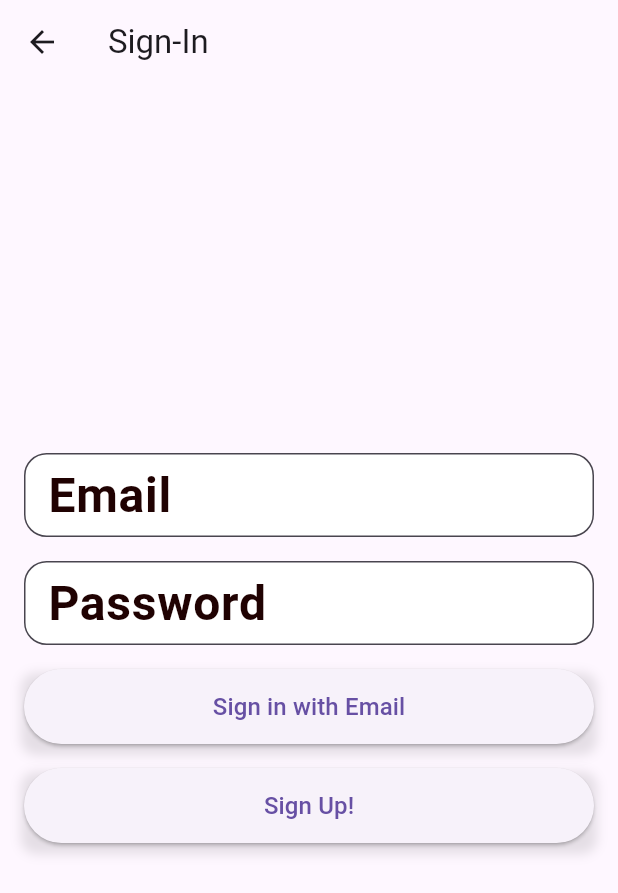
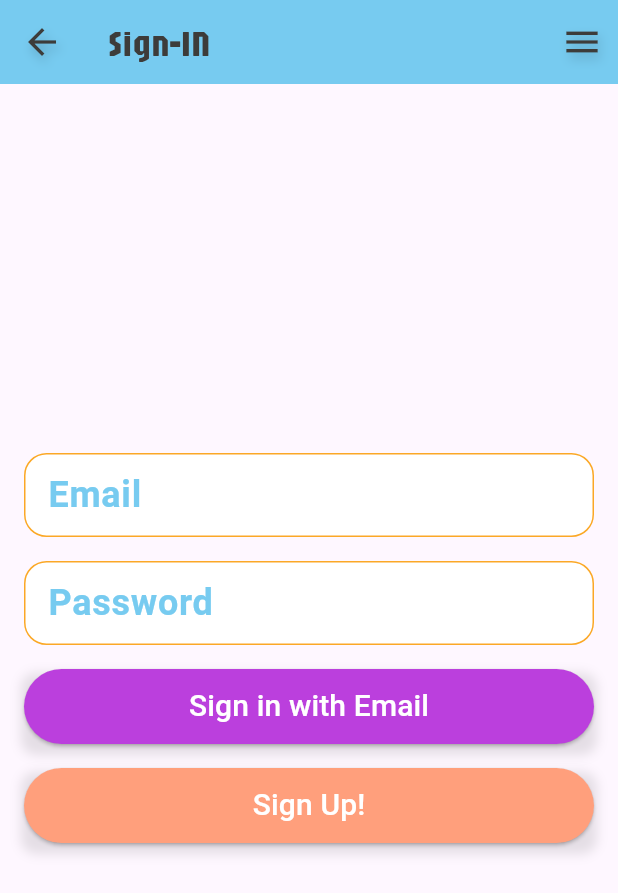
Before and after one commit to MichaelHiszpanski/business_manager, a Flutter app: the SignInScreen screen opened by its route, on a phone screen of 412 x 824 dp. Shown: the top 893 px of the screen. Run offline on Flutter 3.47's test engine with Material 3 defaults, Android fonts, the phone set to English and light mode, and no system bars; our stand-ins replace bloc, equatable, firebase_auth, firebase_core, flutter_bloc, flutter_colorpicker and 11 more; accounts and stored records are empty.

Commit message:
colors, radius, and Invoice Manager Screen n styling

```diff
--- a/lib/core/screens/sign_in_screen.dart
+++ b/lib/core/screens/sign_in_screen.dart
@@ -1,6 +1,8 @@
 import 'package:business_manager/core/main_utils/app_routes/app_routes.dart';
 import 'package:business_manager/core/main_utils/main_bloc/main_bloc.dart';
+import 'package:business_manager/core/theme/colors.dart';
 import 'package:business_manager/core/tools/constants.dart';
+import 'package:business_manager/core/widgets/custom_app_bar/custom_app_bar.dart';
 import 'package:business_manager/core/widgets/outlined_text_field/outlined_text_field.dart';
 import 'package:business_manager/main.dart';
 import 'package:flutter/foundation.dart';
@@ -65,7 +67,10 @@ class _SignInScreenState extends State<SignInScreen> {
   @override
   Widget build(BuildContext context) {
     return Scaffold(
-      appBar: AppBar(title: Text('Sign-In')),
+      appBar: CustomAppBar(
+        title: "Sign-IN",
+        onMenuPressed: () {},
+      ),
       body: Padding(
         padding: const EdgeInsets.all(Constants.padding16),
         child: Column(
@@ -74,13 +79,13 @@ class _SignInScreenState extends State<SignInScreen> {
             OutlinedTextField(
               labelText: "Email",
               hintText: "Enter Email",
-              inputvalue: _emailController,
+              inputValue: _emailController,
             ),
             const SizedBox(height: Constants.padding16),
             OutlinedTextField(
               labelText: "Password",
               hintText: "Enter Password",
-              inputvalue: _passwordController,
+              inputValue: _passwordController,
             ),
             const SizedBox(height: Constants.padding16),
             Container(
@@ -99,7 +104,16 @@ class _SignInScreenState extends State<SignInScreen> {
               ),
               child: ElevatedButton(
                 onPressed: () async => await _signInWithEmailAndPassword(),
-                child: const Text("Sign in with Email"),
+                style: ButtonStyle(
+                  backgroundColor: WidgetStateProperty.all(Pallete.gradient1),
+                ),
+                child: const Text(
+                  "Sign in with Email",
+                  style: TextStyle(
+                    color: Pallete.whiteColor,
+                    fontSize: 20,
+                  ),
+                ),
               ),
             ),
             const SizedBox(height: Constants.padding16),
@@ -107,7 +121,7 @@ class _SignInScreenState extends State<SignInScreen> {
               width: double.maxFinite,
               height: 50,
               decoration: BoxDecoration(
-                borderRadius: BorderRadius.circular(10),
+                borderRadius: BorderRadius.circular(Constants.radius10),
                 boxShadow: [
                   BoxShadow(
                     color: Colors.black.withOpacity(0.1),
@@ -119,7 +133,16 @@ class _SignInScreenState extends State<SignInScreen> {
               ),
               child: ElevatedButton(
                 onPressed: _launchURL,
-                child: const Text("Sign Up!"),
+                style: ButtonStyle(
+                  backgroundColor: WidgetStateProperty.all(Pallete.gradient3),
+                ),
+                child: const Text(
+                  "Sign Up!",
+                  style: TextStyle(
+                    color: Pallete.whiteColor,
+                    fontSize: 20,
+                  ),
+                ),
               ),
             ),
             const SizedBox(height: Constants.padding16),
--- a/lib/core/theme/colors.dart
+++ b/lib/core/theme/colors.dart
@@ -1,6 +1,6 @@
 import 'package:flutter/material.dart';
 
-class Pallete  {
+class Pallete {
   static const Color backgroundColor = Color.fromRGBO(24, 24, 32, 1);
   static const Color gradient1 = Color.fromRGBO(187, 63, 221, 1);
   static const Color gradient2 = Color.fromRGBO(251, 109, 169, 1);
@@ -11,5 +11,8 @@ class Pallete  {
   static const Color colorThree = Color.fromRGBO(221, 212, 188, 1);
   static const Color colorFour = Color.fromRGBO(248, 220, 11, 1);
   static const Color colorFive = Color.fromRGBO(251, 168, 39, 1);
+  static const Color colorSix = Color.fromRGBO(119, 203, 240, 1.0);
+  static const Color colorSeven = Color.fromRGBO(240, 165, 203, 1.0);
+
   static const Color whiteColor = Colors.white;
 }
--- a/lib/core/tools/constants.dart
+++ b/lib/core/tools/constants.dart
@@ -12,4 +12,13 @@ class Constants {
   static const padding24 = 24.0;
   static const padding32 = 32.0;
   static const padding42 = 42.0;
+
+  static const radius5 = 5.0;
+  static const radius10 = 10.0;
+  static const radius15 = 15.0;
+  static const radius20 = 20.0;
+  static const radius25 = 25.0;
+  static const radius30 = 30.0;
+  static const radius35 = 35.0;
+  static const radius40 = 40.0;
 }
--- a/lib/core/widgets/custom_app_bar/custom_app_bar.dart
+++ b/lib/core/widgets/custom_app_bar/custom_app_bar.dart
@@ -14,11 +14,11 @@ class CustomAppBar extends StatelessWidget implements PreferredSizeWidget {
   @override
   Widget build(BuildContext context) {
     return AppBar(
-      backgroundColor: Pallete.colorThree,
+      backgroundColor: Pallete.colorSix,
       title: Text(
         title,
         style: const TextStyle(
-          color: Pallete.colorTwo,
+          color: Pallete.colorOne,
           fontFamily: "Jaro",
           fontSize: 24,
         ),
--- a/lib/core/widgets/outlined_text_field/outlined_text_field.dart
+++ b/lib/core/widgets/outlined_text_field/outlined_text_field.dart
@@ -1,15 +1,18 @@
+import 'package:business_manager/core/theme/colors.dart';
+import 'package:business_manager/core/tools/constants.dart';
 import 'package:flutter/material.dart';
 
 class OutlinedTextField extends StatefulWidget {
   final String labelText;
   final String hintText;
-  final TextEditingController inputvalue;
+  final TextEditingController inputValue;
 
-  const OutlinedTextField(
-      {super.key,
-      required this.labelText,
-      required this.hintText,
-      required this.inputvalue});
+  const OutlinedTextField({
+    super.key,
+    required this.labelText,
+    required this.hintText,
+    required this.inputValue,
+  });
 
   @override
   State<OutlinedTextField> createState() => _OutlinedTextFieldState();
@@ -19,19 +22,48 @@ class _OutlinedTextFieldState extends State<OutlinedTextField> {
   @override
   Widget build(BuildContext context) {
     return TextField(
-      controller: widget.inputvalue,
+      controller: widget.inputValue,
       decoration: InputDecoration(
         labelText: widget.labelText,
         labelStyle: const TextStyle(
-          fontSize: 32,
+          fontSize: 24,
           fontWeight: FontWeight.bold,
-          color: Color.fromARGB(255, 32, 2, 2),
+          color: Pallete.colorSix,
         ),
         hintText: widget.hintText,
         filled: true,
         border: OutlineInputBorder(
-          borderRadius: BorderRadius.circular(15.0),
-          borderSide: const BorderSide(color: Color.fromARGB(255, 7, 1, 0)),
+          borderRadius: BorderRadius.circular(Constants.radius15),
+          borderSide: const BorderSide(
+            color: Pallete.colorFour,
+          ),
+        ),
+        enabledBorder: OutlineInputBorder(
+          borderRadius: BorderRadius.circular(Constants.radius15),
+          borderSide: const BorderSide(
+            color: Pallete.colorFive,
+          ),
+        ),
+        focusedBorder: OutlineInputBorder(
+          borderRadius: BorderRadius.circular(Constants.radius15),
+          borderSide: const BorderSide(
+            color: Pallete.colorSix,
+            width: 2.0,
+          ),
+        ),
+        errorBorder: OutlineInputBorder(
+          borderRadius: BorderRadius.circular(Constants.radius15),
+          borderSide: const BorderSide(
+            color: Colors.red,
+            width: 2.0,
+          ),
+        ),
+        focusedErrorBorder: OutlineInputBorder(
+          borderRadius: BorderRadius.circular(Constants.radius15),
+          borderSide: const BorderSide(
+            color: Colors.red,
+            width: 2.0,
+          ),
         ),
         fillColor: Colors.white,
       ),
--- a/lib/feature/services/to_do_list/presentation/screens/add_item_page.dart
+++ b/lib/feature/services/to_do_list/presentation/screens/add_item_page.dart
@@ -1,3 +1,4 @@
+import 'package:business_manager/core/theme/colors.dart';
 import 'package:business_manager/core/tools/constants.dart';
 
 import 'package:business_manager/core/widgets/priority_dropdown/priority_dropdown.dart';
@@ -94,6 +95,7 @@ class _AddItemPageState extends State<AddItemPage> {
                   CustomFloatingButton(
                     onPressed: _validateToDoItem,
                     buttonText: "Add ToDo",
+                    backgroundColor: Pallete.gradient3,
                   ),
                 ],
               ),
--- a/lib/feature/services/to_do_list/presentation/screens/edit_item_page.dart
+++ b/lib/feature/services/to_do_list/presentation/screens/edit_item_page.dart
@@ -1,3 +1,4 @@
+import 'package:business_manager/core/theme/colors.dart';
 import 'package:business_manager/core/tools/constants.dart';
 import 'package:business_manager/core/widgets/priority_dropdown/priority_dropdown.dart';
 import 'package:business_manager/core/enums/piority_level_enum.dart';
@@ -108,6 +109,7 @@ class _EditItemPageState extends State<EditItemPage> {
                 CustomFloatingButton(
                   onPressed: _validateToDoItem,
                   buttonText: ('Save Changes'),
+                  backgroundColor: Pallete.gradient3,
                 ),
               ],
             ),
--- a/lib/feature/services/to_do_list/presentation/widgets/date_picker.dart
+++ b/lib/feature/services/to_do_list/presentation/widgets/date_picker.dart
@@ -1,4 +1,5 @@
 import 'package:business_manager/core/helpers/date_format_helper.dart';
+import 'package:business_manager/core/theme/colors.dart';
 import 'package:business_manager/core/widgets/buttons/custom_floating_button.dart';
 import 'package:flutter/material.dart';
 
@@ -52,6 +53,7 @@ class _DatePickerState extends State<DatePicker> {
         CustomFloatingButton(
           onPressed: () => _datePicker(context),
           buttonText: 'Pick Expiration Date',
+          backgroundColor: Pallete.gradient3,
         ),
       ],
     );
--- a/lib/feature/services/work_manager/presentation/widgets/add_new_event_for_bottom_sheet.dart
+++ b/lib/feature/services/work_manager/presentation/widgets/add_new_event_for_bottom_sheet.dart
@@ -1,3 +1,4 @@
+import 'package:business_manager/core/theme/colors.dart';
 import 'package:business_manager/core/tools/constants.dart';
 import 'package:business_manager/core/widgets/buttons/custom_floating_button.dart';
 import 'package:business_manager/feature/services/work_manager/presentation/widgets/color_selector.dart';
@@ -107,6 +108,7 @@ class AddNewEventForBottomSheet extends StatelessWidget {
               CustomFloatingButton(
                 onPressed: addMeeting,
                 buttonText: 'Accept',
+                backgroundColor: Pallete.gradient2,
               ),
               const SizedBox(height: 32),
             ],
--- a/lib/feature/services/work_manager/presentation/widgets/add_new_event_for_scafold.dart
+++ b/lib/feature/services/work_manager/presentation/widgets/add_new_event_for_scafold.dart
@@ -1,3 +1,4 @@
+import 'package:business_manager/core/theme/colors.dart';
 import 'package:business_manager/core/tools/constants.dart';
 import 'package:business_manager/core/widgets/buttons/custom_floating_button.dart';
 import 'package:business_manager/feature/services/work_manager/presentation/widgets/color_selector.dart';
@@ -130,6 +131,7 @@ class AddNewEventForScafold extends StatelessWidget {
                 CustomFloatingButton(
                   onPressed: addMeeting,
                   buttonText: 'Accept',
+                  backgroundColor: Pallete.gradient2,
                 ),
                 const SizedBox(height: 32),
               ],
```
Also changed, not shown: lib/core/widgets/buttons/custom_floating_button.dart (+6 -3 lines), lib/core/widgets/buttons/custom_floating_button/custom_floating_button.dart (+156 -156 lines), lib/feature/services/invoice_manager/presentation/screens/invoice_manager_screen.dart (+6 -4 lines), lib/feature/services/invoice_manager/presentation/widgets/drop_down_list.dart (+6 -1 lines), lib/feature/services/invoice_manager/presentation/widgets/invoice_custom_floating_button.dart (+2 -6 lines), lib/feature/services/invoice_manager/presentation/widgets/invoice_details_inputs.dart (+6 -2 lines), lib/feature/services/invoice_manager/presentation/widgets/personal_details_inputs.dart (+7 -3 lines), lib/main.dart (+9 -0 lines).
